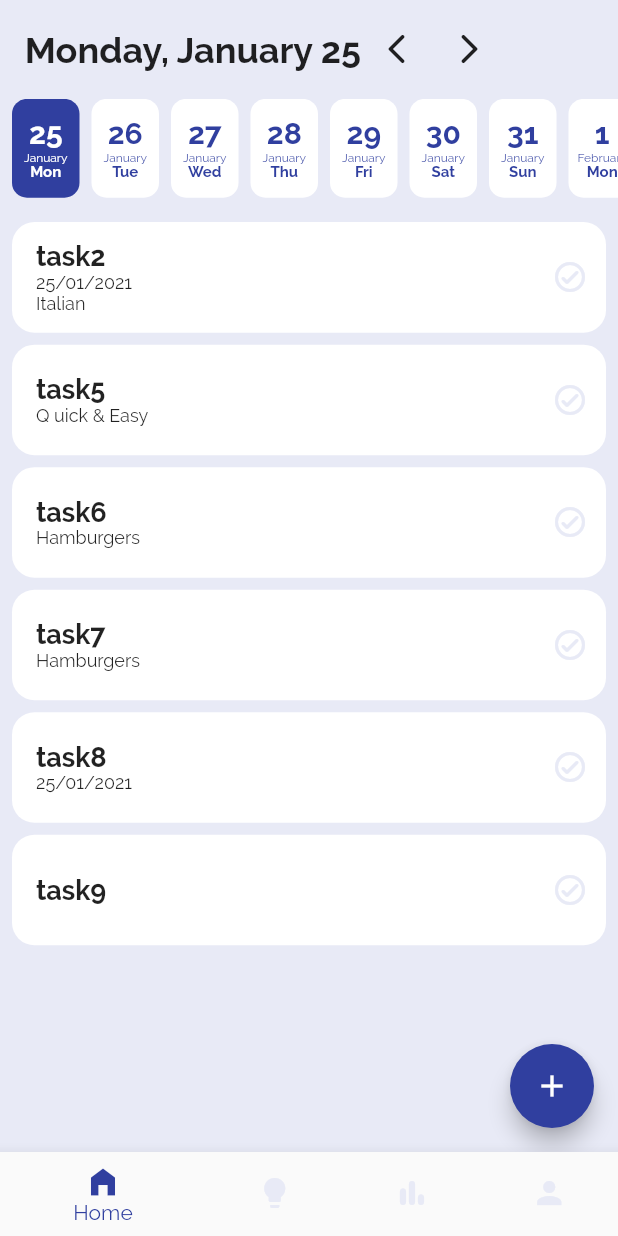
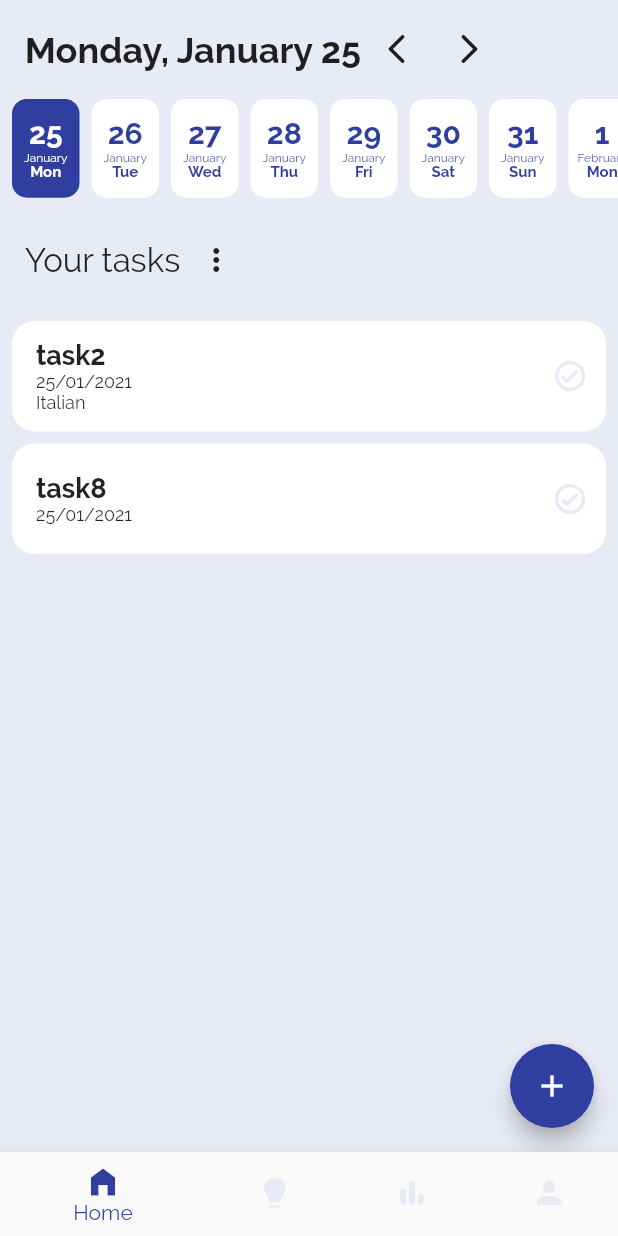
Before and after one commit to smokaleksander/todo_app, a Flutter app: the screen it shows after launch, on a phone screen of 412 x 824 dp. Run offline on Flutter 3.47's test engine with Material 2 defaults, Android fonts, the phone set to English and light mode, and no system bars.

Commit message:
day and done status filtering

```diff
--- a/lib/models/task_provider.dart
+++ b/lib/models/task_provider.dart
@@ -66,24 +66,24 @@ class TaskProvider with ChangeNotifier {
         .toList();
   }
 
-  List<Task> get toDoTasks {
-    return _tasks.where((ts) => ts.isDone == false).toList();
-  }
-
-  List<Task> get doneTasks {
-    return _tasks.where((ts) => ts.isDone == true).toList();
-  }
-
   Task findById(id) {
     return _tasks.firstWhere((ts) => ts.id == id);
   }
 
-  List<Task> findbyDate() {}
+  List<Task> findbyDate(DateTime date) {
+    List<Task> returnList = List<Task>();
+    for (int i = 0; i < _tasks.length; i++) {
+      if (_tasks[i].date != null) {
+        if (_tasks[i].date.year == date.year &&
+            _tasks[i].date.month == date.month &&
+            _tasks[i].date.day == date.day) {
+          returnList.add(_tasks[i]);
+        }
+      }
+    }
+    return returnList;
+  }
   //getter for fetching copy of list of task
-
-  List<Task> get tasks {
-    return [..._tasks]; //get copy of list intead of reference
-  }
 
   void changeStatus(String id) {
     (_tasks.firstWhere((ts) => ts.id == id)).toggleIsDone();
--- a/lib/screens/homeScreen.dart
+++ b/lib/screens/homeScreen.dart
@@ -68,11 +68,21 @@ class _HomeScreenState extends State<HomeScreen> {
     });
   }
 
+  List<Task> _filterDone(List<Task> list) {
+    return list.where((ts) => ts.isDone == true).toList();
+  }
+
+  List<Task> _filterTodo(List<Task> list) {
+    return list.where((ts) => ts.isDone == false).toList();
+  }
+
   @override
   Widget build(BuildContext context) {
     var _dayListItemSize = 45.0;
-    final tasksData = Provider.of<TaskProvider>(context);
-    final tasks = _showOnlyToDo ? tasksData.toDoTasks : tasksData.doneTasks;
+    final tasksData = Provider.of<TaskProvider>(context)
+        .findbyDate(_calendarDates[_daylistCurrIndex]);
+    final tasks =
+        _showOnlyToDo ? _filterTodo(tasksData) : _filterDone(tasksData);
     return Scaffold(
       // appBar: AppBar(
       //   title: Text('Hi, User'),
@@ -208,6 +218,50 @@ class _HomeScreenState extends State<HomeScreen> {
               ),
             ),
             Container(
+              margin: EdgeInsets.symmetric(
+                horizontal: (MediaQuery.of(context).size.height -
+                        MediaQuery.of(context).padding.bottom -
+                        MediaQuery.of(context).padding.top) *
+                    0.02,
+              ),
+              height: (MediaQuery.of(context).size.height -
+                      MediaQuery.of(context).padding.bottom -
+                      MediaQuery.of(context).padding.top) *
+                  0.08,
+              child: Row(
+                children: [
+                  Text(
+                    'Your tasks',
+                    style: TextStyle(fontSize: 22, fontWeight: FontWeight.w500),
+                  ),
+                  PopupMenuButton(
+                    onSelected: (FilterOptions selectedValue) {
+                      setState(() {
+                        if (selectedValue == FilterOptions.ToDo) {
+                          _showOnlyToDo = true;
+                        } else {
+                          _showOnlyToDo = false;
+                        }
+                      });
+                    },
+                    icon: Icon(
+                      Icons.more_vert,
+                    ),
+                    itemBuilder: (_) => [
+                      PopupMenuItem(
+                        child: Text('Show to do'),
+                        value: FilterOptions.ToDo,
+                      ),
+                      PopupMenuItem(
+                        child: Text('Show done'),
+                        value: FilterOptions.Done,
+                      )
+                    ],
+                  )
+                ],
+              ),
+            ),
+            Container(
               height: (MediaQuery.of(context).size.height -
                       MediaQuery.of(context).padding.bottom -
                       MediaQuery.of(context).padding.top) *
```
